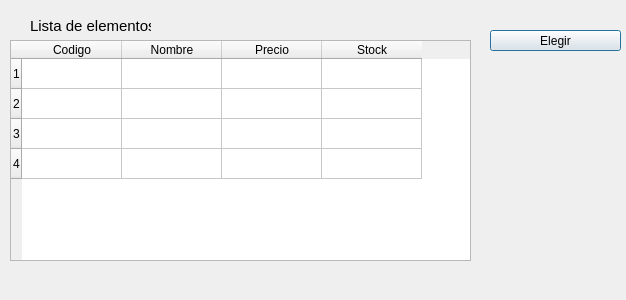
The window that ui/lista_productos.ui (nashvent/libreria) describes before a commit, drawn with Qt 5.
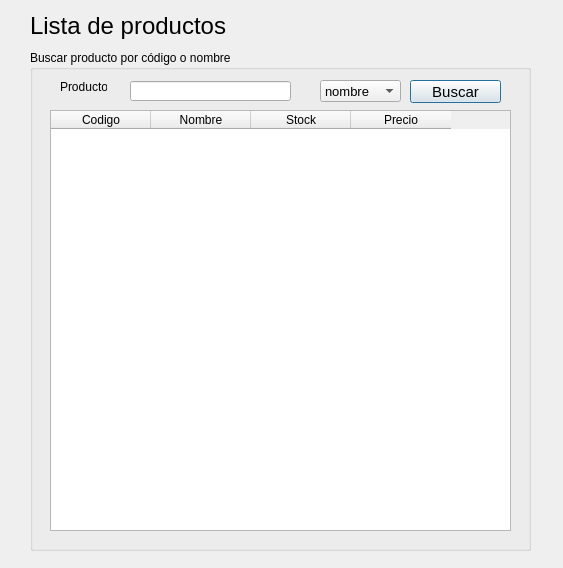
The same window after the commit.

What changed in the file:
```diff
--- a/ui/lista_productos.ui
+++ b/ui/lista_productos.ui
@@ -6,83 +6,163 @@
    <rect>
     <x>0</x>
     <y>0</y>
-    <width>626</width>
-    <height>300</height>
+    <width>563</width>
+    <height>568</height>
    </rect>
   </property>
   <property name="windowTitle">
    <string>Dialog</string>
   </property>
-  <widget class="QTableWidget" name="tableWidget">
-   <property name="geometry">
-    <rect>
-     <x>10</x>
-     <y>40</y>
-     <width>461</width>
-     <height>221</height>
-    </rect>
-   </property>
-   <property name="editTriggers">
-    <set>QAbstractItemView::AnyKeyPressed|QAbstractItemView::EditKeyPressed</set>
-   </property>
-   <property name="rowCount">
-    <number>4</number>
-   </property>
-   <row/>
-   <row/>
-   <row/>
-   <row/>
-   <column>
-    <property name="text">
-     <string>Codigo</string>
-    </property>
-   </column>
-   <column>
-    <property name="text">
-     <string>Nombre</string>
-    </property>
-   </column>
-   <column>
-    <property name="text">
-     <string>Precio</string>
-    </property>
-   </column>
-   <column>
-    <property name="text">
-     <string>Stock</string>
-    </property>
-   </column>
-  </widget>
   <widget class="QLabel" name="label">
    <property name="geometry">
     <rect>
      <x>30</x>
      <y>10</y>
-     <width>121</width>
+     <width>241</width>
      <height>31</height>
     </rect>
    </property>
    <property name="font">
     <font>
-     <pointsize>11</pointsize>
+     <pointsize>18</pointsize>
     </font>
    </property>
    <property name="text">
-    <string>Lista de elementos</string>
+    <string>Lista de productos</string>
    </property>
   </widget>
-  <widget class="QPushButton" name="elegirProducto">
+  <widget class="QGroupBox" name="groupBox">
    <property name="geometry">
     <rect>
-     <x>490</x>
-     <y>30</y>
-     <width>131</width>
-     <height>21</height>
+     <x>30</x>
+     <y>50</y>
+     <width>501</width>
+     <height>501</height>
     </rect>
    </property>
-   <property name="text">
-    <string>Elegir</string>
+   <property name="title">
+    <string>Buscar producto por código o nombre</string>
    </property>
+   <widget class="QPushButton" name="pushButton">
+    <property name="geometry">
+     <rect>
+      <x>380</x>
+      <y>30</y>
+      <width>91</width>
+      <height>23</height>
+     </rect>
+    </property>
+    <property name="font">
+     <font>
+      <pointsize>11</pointsize>
+     </font>
+    </property>
+    <property name="text">
+     <string>Buscar</string>
+    </property>
+   </widget>
+   <widget class="QComboBox" name="comboBox">
+    <property name="geometry">
+     <rect>
+      <x>290</x>
+      <y>30</y>
+      <width>81</width>
+      <height>22</height>
+     </rect>
+    </property>
+    <property name="font">
+     <font>
+      <pointsize>10</pointsize>
+     </font>
+    </property>
+    <item>
+     <property name="text">
+      <string>nombre</string>
+     </property>
+    </item>
+    <item>
+     <property name="text">
+      <string>código</string>
+     </property>
+    </item>
+   </widget>
+   <widget class="QLineEdit" name="lineEdit">
+    <property name="geometry">
+     <rect>
+      <x>100</x>
+      <y>31</y>
+      <width>161</width>
+      <height>20</height>
+     </rect>
+    </property>
+   </widget>
+   <widget class="QLabel" name="label_2">
+    <property name="geometry">
+     <rect>
+      <x>25640</x>
+      <y>30</y>
+      <width>71</width>
+      <height>21</height>
+     </rect>
+    </property>
+    <property name="font">
+     <font>
+      <pointsize>11</pointsize>
+     </font>
+    </property>
+    <property name="text">
+     <string>Producto:</string>
+    </property>
+   </widget>
+   <widget class="QTableWidget" name="tableWidget">
+    <property name="geometry">
+     <rect>
+      <x>20</x>
+      <y>60</y>
+      <width>461</width>
+      <height>421</height>
+     </rect>
+    </property>
+    <property name="editTriggers">
+     <set>QAbstractItemView::AnyKeyPressed|QAbstractItemView::EditKeyPressed</set>
+    </property>
+    <property name="rowCount">
+     <number>0</number>
+    </property>
+    <column>
+     <property name="text">
+      <string>Codigo</string>
+     </property>
+    </column>
+    <column>
+     <property name="text">
+      <string>Nombre</string>
+     </property>
+    </column>
+    <column>
+     <property name="text">
+      <string>Stock</string>
+     </property>
+    </column>
+    <column>
+     <property name="text">
+      <string>Precio</string>
+     </property>
+    </column>
+   </widget>
+   <widget class="QLabel" name="label_3">
+    <property name="geometry">
+     <rect>
+      <x>30</x>
+      <y>30</y>
+      <width>47</width>
+      <height>13</height>
+     </rect>
+    </property>
+    <property name="text">
+     <string>Producto</string>
+    </property>
+   </widget>
   </widget>
  </widget>
  <resources/>
```
